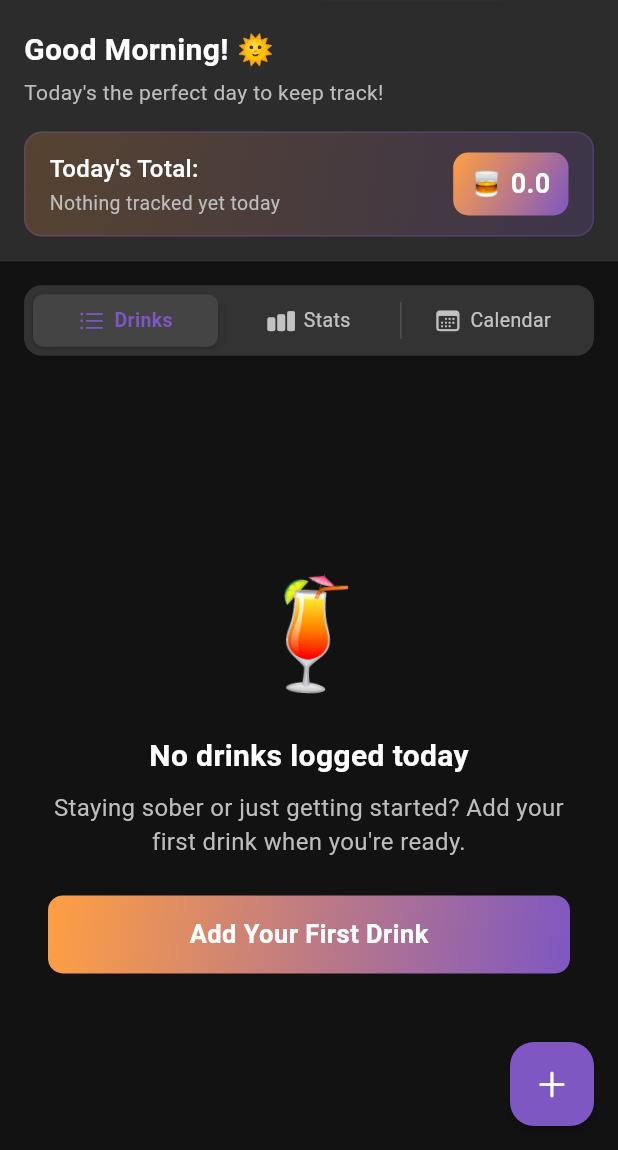
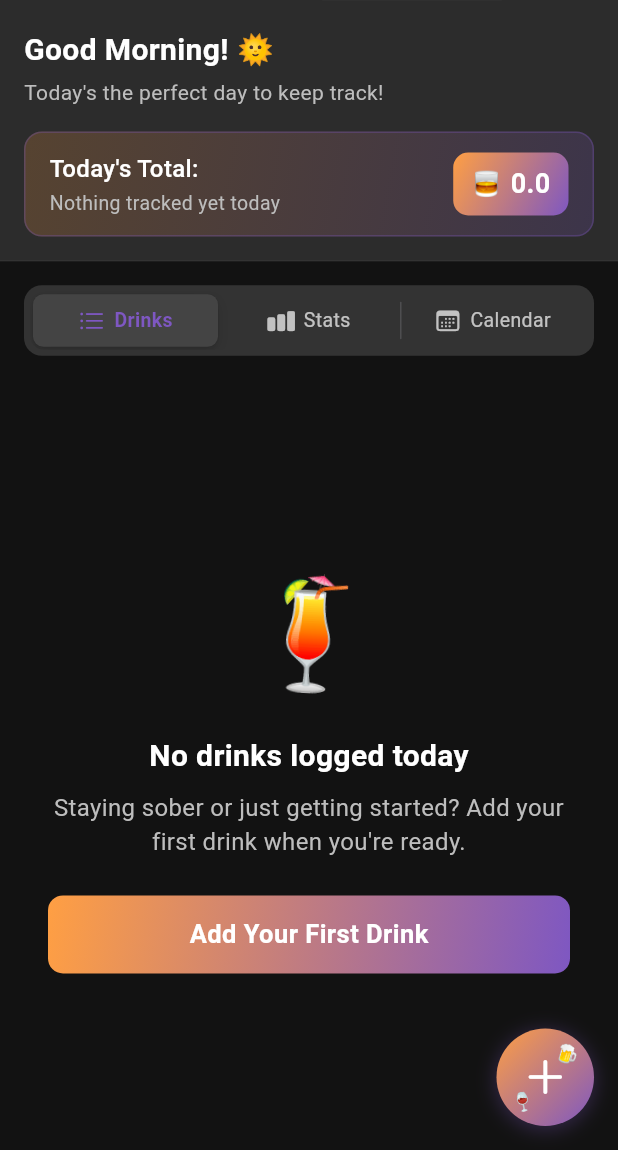
Before and after one commit to manav2modi/BoozeBuddy, a Flutter app: the HomeScreen screen opened directly, on a phone screen of 412 x 824 dp, the part 86-1236 px from its top. Run offline on Flutter 3.47's test engine with Material 3 defaults, Android fonts, the phone set to English and light mode, and no system bars; our stand-ins replace flutter_local_notifications, flutter_native_timezone, geocoding, geolocator, shared_preferences, table_calendar and 1 more; accounts and stored records are empty.

Commit message:
Better add drink button

```diff
--- a/lib/screens/home_screen.dart
+++ b/lib/screens/home_screen.dart
@@ -1,6 +1,7 @@
 // lib/screens/home_screen.dart - Modified to include Calendar View
 import 'package:flutter/material.dart';
 import 'package:flutter/cupertino.dart';
+import 'package:flutter/services.dart';
 import 'package:intl/intl.dart';
 import 'package:sip_track/models/favorite_drink.dart';
 import 'package:sip_track/services/favorite_drink_service.dart';
@@ -44,11 +45,11 @@ class _HomeScreenState extends State<HomeScreen> with SingleTickerProviderStateM
   int _currentTabIndex = 0;
   bool _costTrackingEnabled = false;
   List<FavoriteDrink> _favoriteDrinks = [];
+  bool _showFabAnimation = false;
 
   @override
   void initState() {
     super.initState();
-    // Update tab controller to include 3 tabs (Drinks, Calendar, Stats)
     _tabController = TabController(length: 3, vsync: this);
     _tabController.addListener(() {
       if (!_tabController.indexIsChanging) {
@@ -61,6 +62,13 @@ class _HomeScreenState extends State<HomeScreen> with SingleTickerProviderStateM
     _loadDrinks();
     _loadFavoriteDrinks();
     _loadCustomDrinks();
+
+    // Add this to trigger animation after a short delay
+    Future.delayed(const Duration(milliseconds: 100), () {
+      setState(() {
+        _showFabAnimation = true;
+      });
+    });
   }
 
   // Load favorite drinks
@@ -556,12 +564,81 @@ class _HomeScreenState extends State<HomeScreen> with SingleTickerProviderStateM
         ),
       ),
       floatingActionButton: _currentTabIndex == 0
-          ? FloatingActionButton(
-        backgroundColor: AppTheme.primaryColor,
-        child: const Icon(CupertinoIcons.add),
-        onPressed: _navigateToAddDrink,
+          ? TweenAnimationBuilder<double>(
+        tween: Tween<double>(begin: 0.9, end: 1.0),
+        duration: const Duration(milliseconds: 800),
+        curve: Curves.elasticOut,
+        builder: (context, value, child) {
+          return Transform.scale(
+            scale: value,
+            child: Container(
+              height: 65, // Larger size for better visibility
+              width: 65,
+              decoration: BoxDecoration(
+                shape: BoxShape.circle,
+                gradient: AppTheme.boozeBuddyGradient,
+                boxShadow: [
+                  BoxShadow(
+                    color: AppTheme.primaryColor.withOpacity(0.3),
+                    spreadRadius: 1,
+                    blurRadius: 10,
+                    offset: const Offset(0, 2),
+                  ),
+                ],
+              ),
+              child: Material(
+                color: Colors.transparent,
+                child: InkWell(
+                  borderRadius: BorderRadius.circular(32),
+                  splashColor: Colors.white.withOpacity(0.2),
+                  onTap: () {
+                    // Add haptic feedback
+                    HapticFeedback.mediumImpact();
+                    _navigateToAddDrink();
+                  },
+                  child: Stack(
+                    alignment: Alignment.center,
+                    children: [
+                      // Main add icon
+                      const Icon(
+                        CupertinoIcons.add,
+                        color: Colors.white,
+                        size: 32,
+                      ),
+
+                      // Subtle drink icons around the button for fun
+                      Positioned(
+                        top: 8,
+                        right: 10,
+                        child: Transform.rotate(
+                          angle: 0.3,
+                          child: const Text(
+                            '🍺',
+                            style: TextStyle(fontSize: 12),
+                          ),
+                        ),
+                      ),
+                      Positioned(
+                        bottom: 8,
+                        left: 10,
+                        child: Transform.rotate(
+                          angle: -0.2,
+                          child: const Text(
+                            '🍷',
+                            style: TextStyle(fontSize: 12),
+                          ),
+                        ),
+                      ),
+                    ],
+                  ),
+                ),
+              ),
+            ),
+          );
+        },
       )
           : null,
+      floatingActionButtonLocation: FloatingActionButtonLocation.endFloat,
     );
   }
 
```
Also changed, not shown: lib/screens/add_drink_screen.dart (+79 -10 lines).
